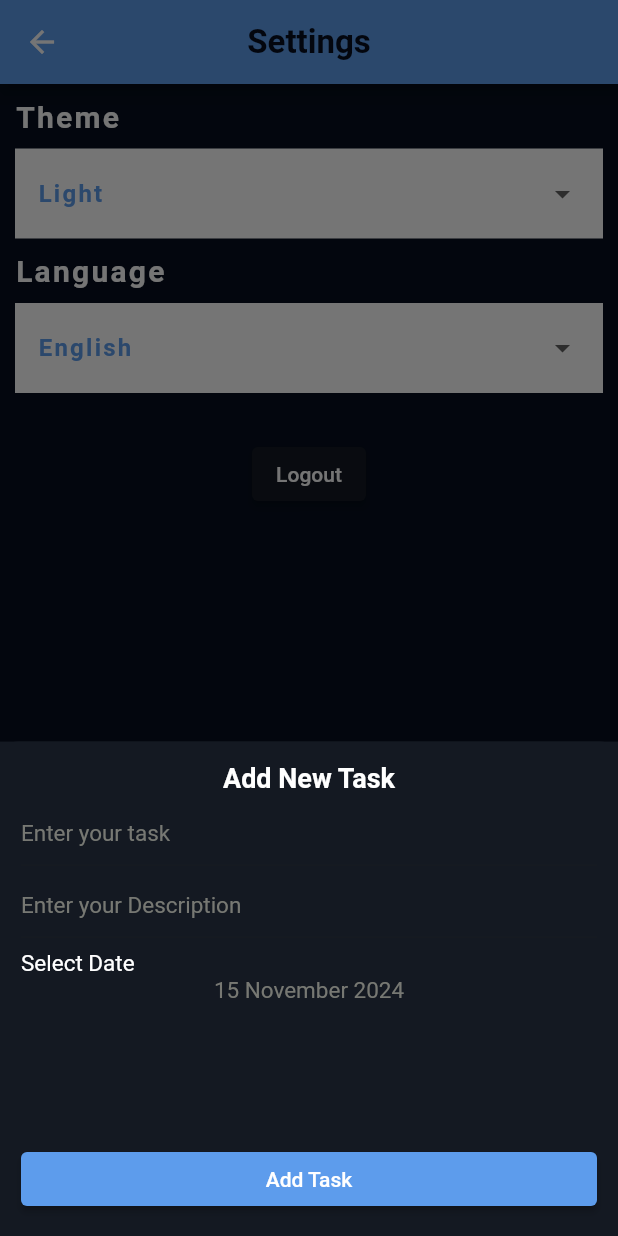
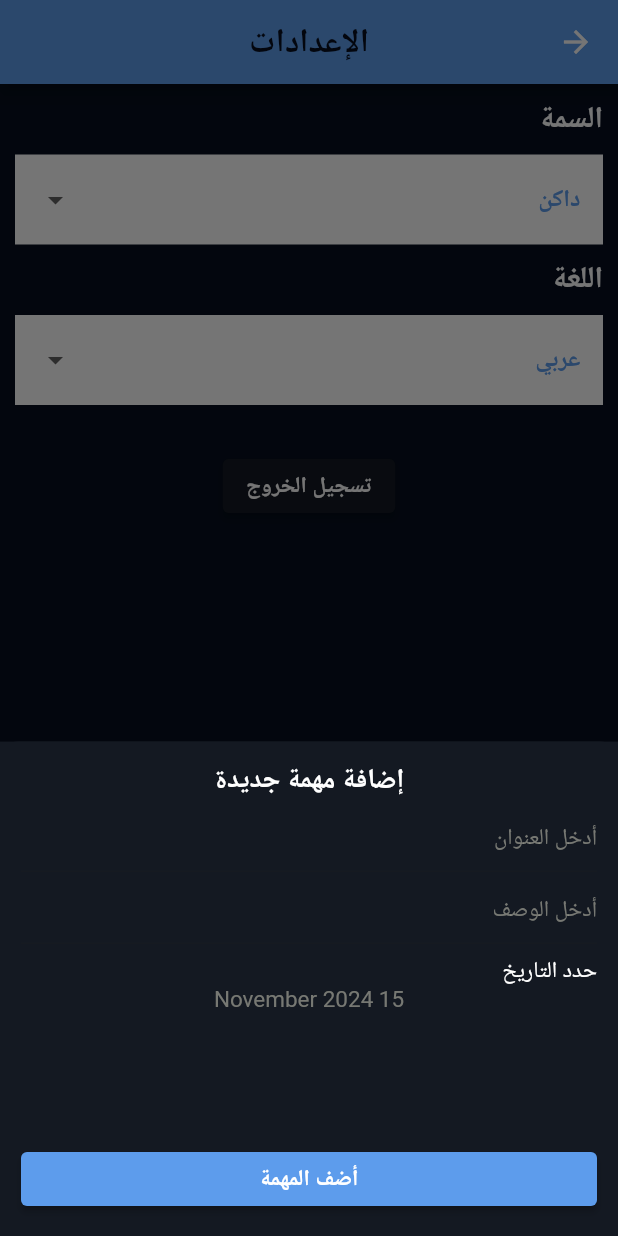
Before and after one commit to osos2511/todo-app, a Flutter app: the HomeScreen screen opened by its route, item 2 of the bottom bar chosen, after a tap on the "add" icon, on a phone screen of 412 x 824 dp. Run offline on Flutter 3.47's test engine with Material 3 defaults, Android fonts, the phone set to English and light mode, and no system bars; our stand-ins replace cloud_firestore, easy_date_timeline, firebase_auth, firebase_core, flutter_slidable, shared_preferences; accounts and stored records are empty; generated files the repository leaves out were written again.

Commit message:
+localization +provider

```diff
--- a/lib/core/reusable_components/task_item.dart
+++ b/lib/core/reusable_components/task_item.dart
@@ -5,6 +5,7 @@ import 'package:todo_app/core/utils/dialog_utils.dart';
 import 'package:todo_app/database_manager/model/todo_dm.dart';
 import 'package:todo_app/database_manager/model/user_dm.dart';
 import 'package:todo_app/presentation/screens/home/update_task/update_task_screen.dart';
+import 'package:flutter_gen/gen_l10n/app_localizations.dart';
 class TaskItem extends StatefulWidget {
   Function onDeleteClicked;
   TaskItem({super.key, required this.todo, required this.onDeleteClicked});
@@ -38,7 +39,7 @@ class _TaskItemState extends State<TaskItem> {
               backgroundColor: const Color(0xFFFE4A49),
               foregroundColor: Colors.white,
               icon: Icons.delete,
-              label: 'Delete',
+              label: AppLocalizations.of(context)!.delete,
             ),
           ],
         ),
@@ -54,7 +55,7 @@ class _TaskItemState extends State<TaskItem> {
               backgroundColor: Theme.of(context).primaryColor,
               foregroundColor: Colors.white,
               icon: Icons.edit,
-              label: 'Edit',
+              label: AppLocalizations.of(context)!.edit,
             ),
           ],
         ),
--- /dev/null
+++ b/lib/l10n.yaml
@@ -0,0 +1,3 @@
+arb-dir: lib/l10n
+template-arb-file: app_en.arb
+output-localization-file: app_localizations.dart
--- /dev/null
+++ b/lib/l10n/app_ar.arb
@@ -0,0 +1,35 @@
+{
+  "sign_in": "تسجيل الدخول",
+  "sign_up": "إنشاء الحساب",
+  "log_out": "تسجيل الخروج",
+  "dont_have_account": "ليس لديك حساب",
+  "email": "البريد الإلكتروني",
+  "password": "كلمة المرور",
+  "enter_your_email": "أدخل البريد الإلكتروني الخاص بك",
+  "enter_your_password": "أدخل كلمة السر",
+  "enter_your_re_password": "إعادة تأكيد كلمة السر",
+  "enter_your_full_name": "أدخل الاسم بالكامل",
+  "enter_your_user_name": "أدخل اسم المستخدم",
+  "full_name": "الاسم بالكامل",
+  "user_name": "اسم المستخدم",
+  "re_password": "تأكيد كلمة المرور",
+  "already_have_account": "لدي حساب",
+  "add_new_task": "إضافة مهمة جديدة",
+  "add_title": "أدخل العنوان",
+  "add_description": "أدخل الوصف",
+  "select_date": "حدد التاريخ",
+  "add_task_button": "أضف المهمة",
+  "delete": "حذف",
+  "edit": "تعديل",
+  "todo_list": "قائمة المهام",
+  "light": "فاتح",
+  "dark": "داكن",
+  "tasks": "المهام",
+  "settings": "الإعدادات",
+  "theme": "السمة",
+  "language": "اللغة",
+  "english": "إنجليزي",
+  "arabic": "عربي",
+  "noTasks": "لا يوجد مهام",
+  "edit_task": "تعديل المهمة"
+}
--- a/lib/presentation/screens/home/add_task_bottom_sheet/add_task_bottom_sheet.dart
+++ b/lib/presentation/screens/home/add_task_bottom_sheet/add_task_bottom_sheet.dart
@@ -5,7 +5,7 @@ import 'package:todo_app/core/colors_manager.dart';
 import 'package:todo_app/core/utils/date_utils.dart';
 import 'package:todo_app/database_manager/model/todo_dm.dart';
 import 'package:todo_app/database_manager/model/user_dm.dart';
-
+import 'package:flutter_gen/gen_l10n/app_localizations.dart';
 class AddTaskBottomSheet extends StatefulWidget {
   AddTaskBottomSheet({super.key,this.todoDm});
   TodoDm? todoDm;
@@ -45,7 +45,7 @@ class _AddTaskBottomSheetState extends State<AddTaskBottomSheet> {
           crossAxisAlignment: CrossAxisAlignment.stretch,
           children: [
             Text(
-              'Add New Task',
+              AppLocalizations.of(context)!.add_new_task,
               textAlign: TextAlign.center,
               style: Theme.of(context).textTheme.headlineMedium,
             ),
@@ -58,7 +58,7 @@ class _AddTaskBottomSheetState extends State<AddTaskBottomSheet> {
                 return null;
               },
               decoration: InputDecoration(
-                  hintText: 'Enter your task',
+                  hintText:AppLocalizations.of(context)!.add_title,
                   hintStyle: Theme.of(context).textTheme.displayMedium),
             ),
             TextFormField(
@@ -70,7 +70,7 @@ class _AddTaskBottomSheetState extends State<AddTaskBottomSheet> {
                 return null;
               },
               decoration: InputDecoration(
-                hintText: 'Enter your Description',
+                hintText: AppLocalizations.of(context)!.add_description,
                 hintStyle: Theme.of(context).textTheme.displayMedium,
               ),
             ),
@@ -78,8 +78,7 @@ class _AddTaskBottomSheetState extends State<AddTaskBottomSheet> {
               height: 8,
             ),
             Text(
-              'Select Date',
-              style: Theme.of(context).textTheme.displayMedium!.copyWith(
+              AppLocalizations.of(context)!.select_date,              style: Theme.of(context).textTheme.displayMedium!.copyWith(
                     color: Theme.of(context).canvasColor,
                   ),
             ),
@@ -99,7 +98,7 @@ class _AddTaskBottomSheetState extends State<AddTaskBottomSheet> {
               },
               style: ElevatedButton.styleFrom(
                   backgroundColor: ColorsManager.blueColor),
-              child: const Text('Add Task'),
+              child:  Text(AppLocalizations.of(context)!.add_task_button,),
             ),
           ],
         ),
--- a/lib/presentation/screens/home/home_screen.dart
+++ b/lib/presentation/screens/home/home_screen.dart
@@ -2,6 +2,7 @@ import 'package:flutter/material.dart';
 import 'package:todo_app/presentation/screens/home/add_task_bottom_sheet/add_task_bottom_sheet.dart';
 import 'package:todo_app/presentation/screens/home/tabs/settings_tab/settings_tab.dart';
 import 'package:todo_app/presentation/screens/home/tabs/tasks_tab/tasks_tab.dart';
+import 'package:flutter_gen/gen_l10n/app_localizations.dart';
 
 class HomeScreen extends StatefulWidget {
   const HomeScreen({super.key});
@@ -13,9 +14,10 @@ class HomeScreen extends StatefulWidget {
 class _HomeScreenState extends State<HomeScreen> {
   GlobalKey<TasksTabState> tasksTabKey = GlobalKey();
   List<Widget> tabs = [];
+  int selectedIndex = 0;
+
   @override
   void initState() {
-    // TODO: implement initState
     super.initState();
     tabs = [
       const TasksTab(),
@@ -23,18 +25,22 @@ class _HomeScreenState extends State<HomeScreen> {
     ];
   }
 
-  int selectedIndex = 0;
-  String appBarMyApp = 'To Do List';
   @override
   Widget build(BuildContext context) {
+    final localizations = AppLocalizations.of(context);
+
+    final appBarTitle = selectedIndex == 0
+        ? localizations!.todo_List
+        : localizations!.settings;
+
     return Scaffold(
       appBar: AppBar(
-        title: Text(appBarMyApp),
+        title: Text(appBarTitle),
       ),
       extendBody: true,
       floatingActionButton: buildFab(),
       floatingActionButtonLocation: FloatingActionButtonLocation.centerDocked,
-      bottomNavigationBar: buildBottomAppBar(),
+      bottomNavigationBar: buildBottomAppBar(localizations),
       body: tabs[selectedIndex],
     );
   }
@@ -42,28 +48,29 @@ class _HomeScreenState extends State<HomeScreen> {
   Widget buildFab() => FloatingActionButton(
     onPressed: () async {
       await AddTaskBottomSheet.show(context);
-          //tasksTabKey.currentState!.readTodosFromFireStore();
     },
     child: const Icon(Icons.add),
   );
-  Widget buildBottomAppBar() => BottomAppBar(
+
+  Widget buildBottomAppBar(AppLocalizations localizations) => BottomAppBar(
     notchMargin: 8,
     child: BottomNavigationBar(
       currentIndex: selectedIndex,
       onTap: (index) {
         setState(() {
           selectedIndex = index;
-                if (selectedIndex == 0) {
-                  appBarMyApp = 'To Do List';
-                } else {
-                  appBarMyApp = 'Settings';
-                }
         });
       },
-            items: const [
-              BottomNavigationBarItem(icon: Icon(Icons.list), label: 'Tasks'),
+      items: [
         BottomNavigationBarItem(
-                  icon: Icon(Icons.settings), label: 'Settings'),
-            ]),
+          icon: const Icon(Icons.list),
+          label: localizations.tasks,
+        ),
+        BottomNavigationBarItem(
+          icon: const Icon(Icons.settings),
+          label: localizations.settings,
+        ),
+      ],
+    ),
   );
 }
--- a/lib/presentation/screens/home/tabs/settings_tab/settings_tab.dart
+++ b/lib/presentation/screens/home/tabs/settings_tab/settings_tab.dart
@@ -3,7 +3,9 @@ import 'package:flutter/material.dart';
 import 'package:provider/provider.dart';
 import 'package:todo_app/core/colors_manager.dart';
 import 'package:todo_app/presentation/screens/auth/login/login_screen.dart';
+import 'package:todo_app/provider/language_provider.dart';
 import 'package:todo_app/provider/theme_provider.dart';
+import 'package:flutter_gen/gen_l10n/app_localizations.dart';
 class SettingsTab extends StatefulWidget {
    const SettingsTab({super.key});
 
@@ -12,8 +14,18 @@ class SettingsTab extends StatefulWidget {
 }
 
 class _SettingsTabState extends State<SettingsTab> {
-  String? selectedTheme='Light';
-  String? selectedLang='English';
+  String? selectedTheme;
+  String? selectedLang;
+  @override
+  void didChangeDependencies() {
+    super.didChangeDependencies();
+    selectedTheme = context.read<ThemeProvider>().currentTheme == ThemeMode.light
+        ? AppLocalizations.of(context)!.light
+        : AppLocalizations.of(context)!.dark;
+    selectedLang = context.read<LanguageProvider>().currentLang == 'en'
+        ? AppLocalizations.of(context)!.english
+        : AppLocalizations.of(context)!.arabic;
+  }
   @override
   Widget build(BuildContext context) {
     return  Padding(
@@ -21,7 +33,7 @@ class _SettingsTabState extends State<SettingsTab> {
       child: Column(
         crossAxisAlignment: CrossAxisAlignment.start,
           children: [
-            Text('Theme',style: Theme.of(context).textTheme.labelSmall,),
+            Text(AppLocalizations.of(context)!.theme,style: Theme.of(context).textTheme.labelSmall,),
             Container(
               width: double.infinity,
               height: 60,
@@ -44,7 +56,10 @@ class _SettingsTabState extends State<SettingsTab> {
                     padding: const EdgeInsets.all(0),
                     isExpanded: false,
                     style: const TextStyle(color: Colors.black,fontSize: 14,fontWeight: FontWeight.w400),
-                    items: <String>['Light','Dark'].map((String value) {
+                    items: <String>[
+                      AppLocalizations.of(context)!.light,
+                      AppLocalizations.of(context)!.dark
+                    ].map((String value) {
                       return DropdownMenuItem<String>(
                         value: value,
                         child: Text(value),
@@ -54,7 +69,7 @@ class _SettingsTabState extends State<SettingsTab> {
                       setState(() {
                         selectedTheme = newTheme;
                       });
-                     context.read<ThemeProvider>().changeAppTheme(newTheme=='Light'?ThemeMode.light:ThemeMode.dark);
+                     context.read<ThemeProvider>().changeAppTheme(newTheme==AppLocalizations.of(context)!.light?ThemeMode.light:ThemeMode.dark);
 
                     },
                   )
@@ -62,7 +77,7 @@ class _SettingsTabState extends State<SettingsTab> {
                 ],
               ),
             ),
-            Text('Language',style: Theme.of(context).textTheme.labelSmall,),
+            Text(AppLocalizations.of(context)!.language,style: Theme.of(context).textTheme.labelSmall,),
             Container(
               width: double.infinity,
               height: 60,
@@ -79,23 +94,26 @@ class _SettingsTabState extends State<SettingsTab> {
                       fontSize: 16
                   ),),
                   DropdownButton<String>(
-                    underline: const SizedBox.shrink(),
+                    underline:  SizedBox.shrink(),
                     dropdownColor: Colors.white,
                     elevation: 0,
                     padding: const EdgeInsets.all(0),
                     isExpanded: false,
                     style: const TextStyle(color: Colors.black,fontSize: 14,fontWeight: FontWeight.w400),
-                    items: <String>['English','Arabic'].map((String value) {
+                    items: <String>[
+                      AppLocalizations.of(context)!.english,
+                      AppLocalizations.of(context)!.arabic
+                    ].map((String value) {
                       return DropdownMenuItem<String>(
                         value: value,
                         child: Text(value),
                       );
                     }).toList(),
-                    onChanged: (newTheme) {
+                    onChanged: (newLang) {
                       setState(() {
-                        selectedLang = newTheme;
+                        selectedLang = newLang;
                       });
-                      // context.read<ThemeProvider>().changeAppTheme(newTheme=='Light'?ThemeMode.light:ThemeMode.dark);
+                      context.read<LanguageProvider>().changeAppLang(newLang==AppLocalizations.of(context)!.english?'en':'ar');
 
                     },
                   )
@@ -107,7 +125,7 @@ class _SettingsTabState extends State<SettingsTab> {
             Center(child: ElevatedButton(onPressed: (){
               FirebaseAuth.instance.signOut();
               Navigator.push(context, MaterialPageRoute(builder: (context) => const LoginScreen(),));
-            }, child: const Text('Logout'),)),
+            }, child:  Text(AppLocalizations.of(context)!.log_out),)),
           ],
       ),
     );
--- a/lib/presentation/screens/home/tabs/tasks_tab/tasks_tab.dart
+++ b/lib/presentation/screens/home/tabs/tasks_tab/tasks_tab.dart
@@ -6,7 +6,7 @@ import 'package:todo_app/core/colors_manager.dart';
 import 'package:todo_app/core/reusable_components/task_item.dart';
 import 'package:todo_app/database_manager/model/user_dm.dart';
 import '../../../../../database_manager/model/todo_dm.dart';
-
+import 'package:flutter_gen/gen_l10n/app_localizations.dart';
 class TasksTab extends StatefulWidget {
   const TasksTab({super.key});
 
@@ -53,7 +53,7 @@ class TasksTabState extends State<TasksTab> {
             } else {
               final data = snapshot.data;
               if (data == null || data.isEmpty) {
-                return  Text('No Tasks',style: TextStyle(color: Theme.of(context).canvasColor),);
+                return  Text(AppLocalizations.of(context)!.noTasks,style: TextStyle(color: Theme.of(context).canvasColor),);
               }
               return Expanded(
                 flex: 70,
--- a/lib/presentation/screens/home/update_task/update_task_screen.dart
+++ b/lib/presentation/screens/home/update_task/update_task_screen.dart
@@ -5,7 +5,7 @@ import '../../../../core/colors_manager.dart';
 import '../../../../core/utils/dialog_utils.dart';
 import '../../../../database_manager/model/todo_dm.dart';
 import '../../../../database_manager/model/user_dm.dart';
-
+import 'package:flutter_gen/gen_l10n/app_localizations.dart';
 class UpdateTaskScreen extends StatefulWidget {
   UpdateTaskScreen({super.key, this.todoDm});
   TodoDm? todoDm;
@@ -30,7 +30,7 @@ class _UpdateTaskScreenState extends State<UpdateTaskScreen> {
   Widget build(BuildContext context) {
     return Scaffold(
       appBar: AppBar(
-        title: const Text('To Do List'),
+        title:  Text(AppLocalizations.of(context)!.todo_List),
         centerTitle: true,
       ),
       body: Padding(
@@ -54,7 +54,7 @@ class _UpdateTaskScreenState extends State<UpdateTaskScreen> {
                   crossAxisAlignment: CrossAxisAlignment.stretch,
                   children: [
                     Text(
-                      'Update Task',
+                      AppLocalizations.of(context)!.edit_Task,
                       textAlign: TextAlign.center,
                       style: Theme.of(context).textTheme.headlineMedium,
                     ),
@@ -67,7 +67,7 @@ class _UpdateTaskScreenState extends State<UpdateTaskScreen> {
                         return null;
                       },
                       decoration: InputDecoration(
-                          hintText: 'Enter your task',
+                          hintText: AppLocalizations.of(context)!.add_title,
                           hintStyle: Theme.of(context).textTheme.displayMedium),
                     ),
                     TextFormField(
@@ -79,7 +79,7 @@ class _UpdateTaskScreenState extends State<UpdateTaskScreen> {
                         return null;
                       },
                       decoration: InputDecoration(
-                        hintText: 'Enter your Description',
+                        hintText: AppLocalizations.of(context)!.add_description,
                         hintStyle: Theme.of(context).textTheme.displayMedium,
                       ),
                     ),
@@ -87,7 +87,7 @@ class _UpdateTaskScreenState extends State<UpdateTaskScreen> {
                       height: 8,
                     ),
                     Text(
-                      'Select Date',
+                      AppLocalizations.of(context)!.select_date,
                       style:
                           Theme.of(context).textTheme.displayMedium!.copyWith(
                                 color: Theme.of(context).canvasColor,
@@ -114,7 +114,7 @@ class _UpdateTaskScreenState extends State<UpdateTaskScreen> {
                       },
                       style: ElevatedButton.styleFrom(
                           backgroundColor: ColorsManager.blueColor),
-                      child: const Text('Update Task'),
+                      child:  Text(AppLocalizations.of(context)!.edit_Task_button),
                     ),
                   ],
                 ),
```
Also changed, not shown: lib/l10n/app_en.arb (added, +36 -0 lines), lib/main.dart (+10 -3 lines), lib/my_app/my_app.dart (+16 -2 lines), lib/presentation/screens/auth/login/login_screen.dart (+10 -9 lines), lib/presentation/screens/auth/register/register_screen.dart (+18 -20 lines), lib/provider/language_provider.dart (added, +43 -0 lines), pubspec.yaml (+5 -2 lines), pubspec.lock. Lines whose indentation alone changed are shown as unchanged.
